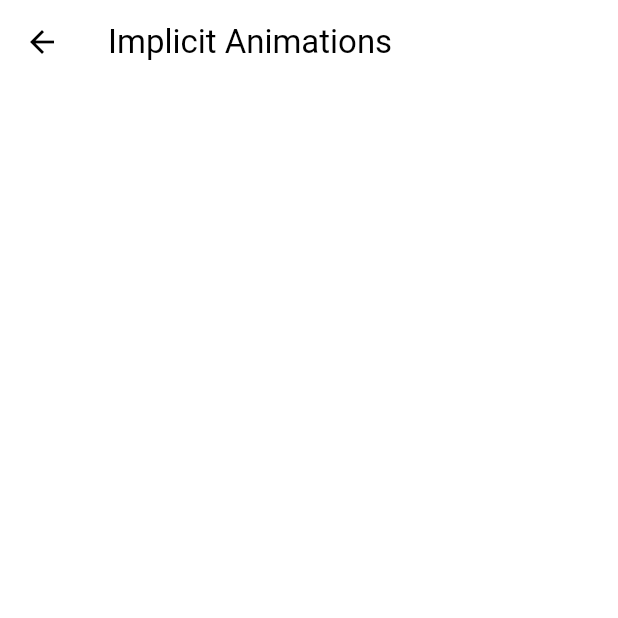
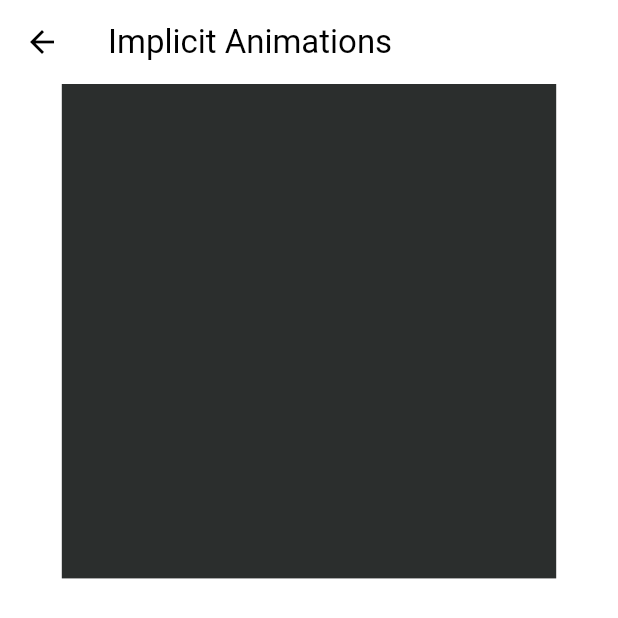
Before and after one commit to jundev5796/flutter-animations-practice, a Flutter app: the ImplicitAnimationsScreen screen opened directly, on a phone screen of 412 x 824 dp. Shown: the top 618 px of the screen. Run offline on Flutter 3.47's test engine with Material 2 defaults, Android fonts, the light colour scheme and no system bars.

Commit message:
rendered box container

```diff
--- a/lib/screens/implicit_animations_screen.dart
+++ b/lib/screens/implicit_animations_screen.dart
@@ -11,10 +11,22 @@ class ImplicitAnimationsScreen extends StatefulWidget {
 class _ImplicitAnimationsScreenState extends State<ImplicitAnimationsScreen> {
   @override
   Widget build(BuildContext context) {
+    final size = MediaQuery.of(context).size;
     return Scaffold(
       appBar: AppBar(
         title: const Text("Implicit Animations"),
       ),
+      body: Center(
+        child: Column(
+          children: [
+            Container(
+              width: size.width * 0.8,
+              height: size.width * 0.8,
+              color: const Color(0xFF2B2E2D),
+            ),
+          ],
+        ),
+      ),
     );
   }
 }
```
